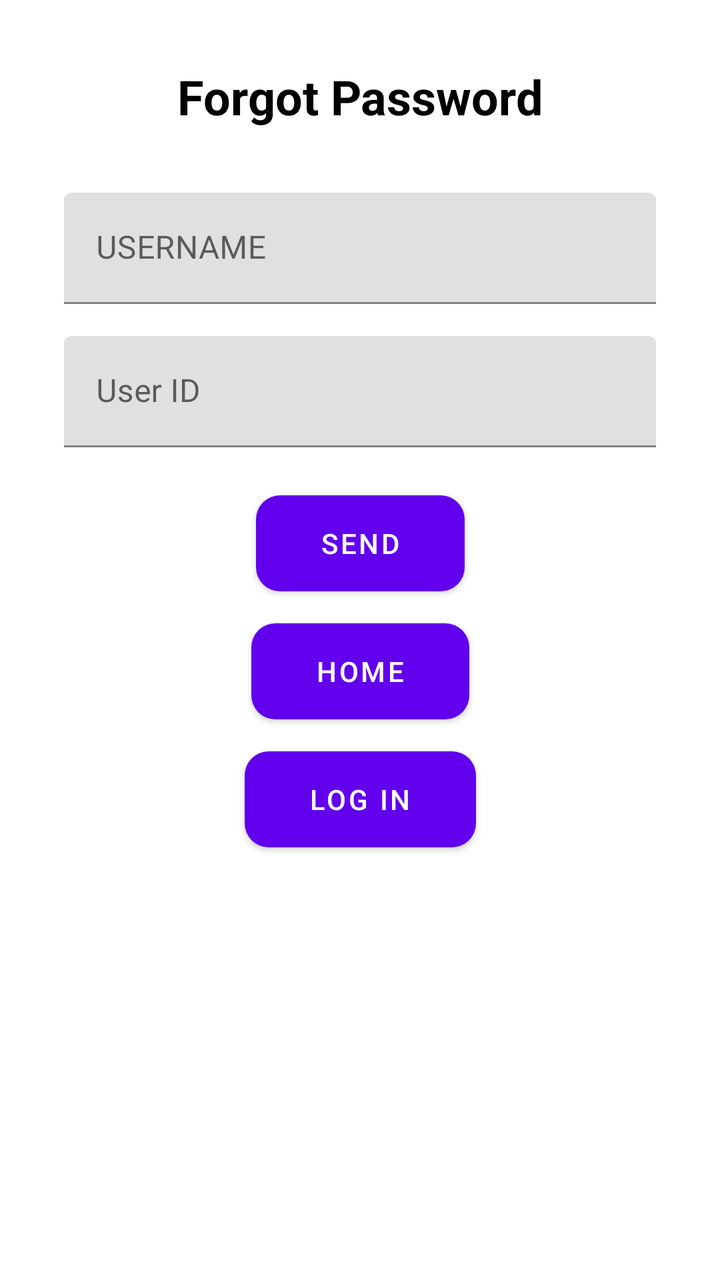
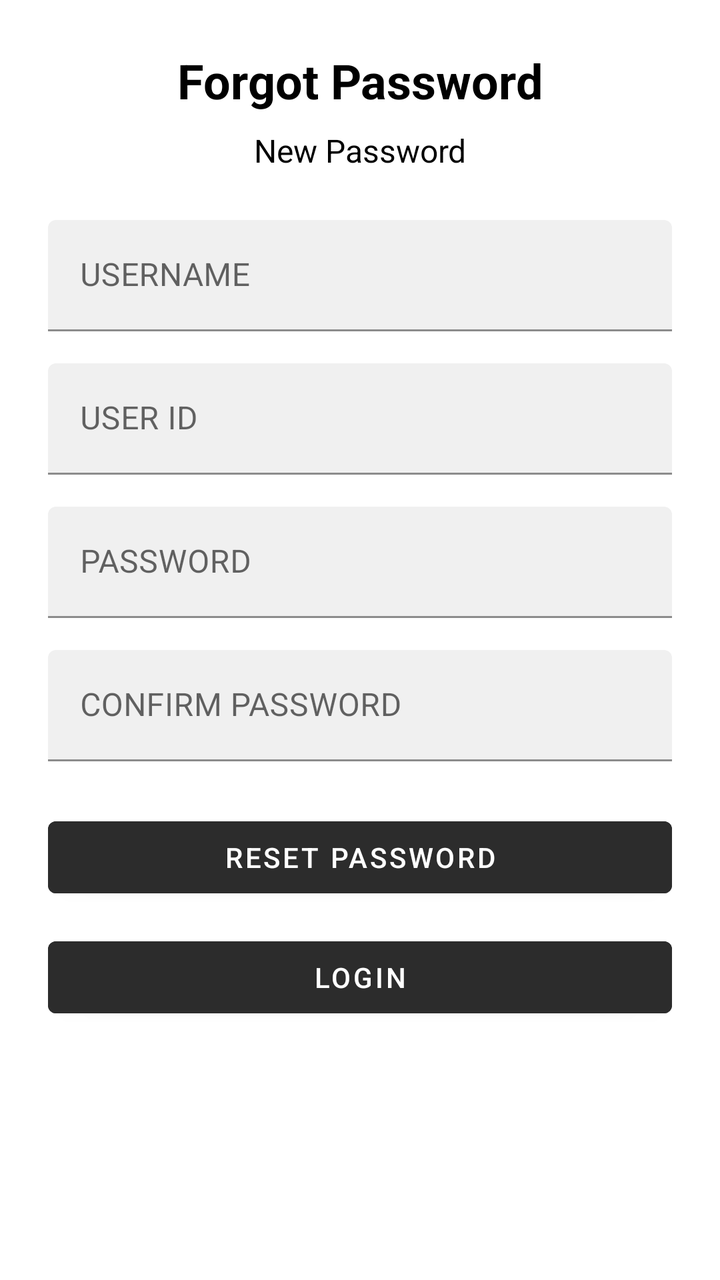

An Android layout rendered at two revisions. The XML below is the earlier revision; the diff shows what the commit changed to produce the second picture.
<!-- AndroidManifest.xml: application theme Theme.HarmonieBudget -->
<!-- res/layout/activity_forgot_password.xml -->
<?xml version="1.0" encoding="utf-8"?>
<androidx.constraintlayout.widget.ConstraintLayout
    xmlns:android="http://schemas.android.com/apk/res/android"
    xmlns:app="http://schemas.android.com/apk/res-auto"
    android:layout_width="match_parent"
    android:layout_height="match_parent"
    android:padding="32dp"
    android:background="@color/white">

    
    <TextView
        android:id="@+id/tv_forgot_password_title"
        android:layout_width="wrap_content"
        android:layout_height="wrap_content"
        android:text="@string/forgot_password_title"
        android:textSize="24sp"
        android:textStyle="bold"
        app:layout_constraintTop_toTopOf="parent"
        app:layout_constraintStart_toStartOf="parent"
        app:layout_constraintEnd_toEndOf="parent" />

    
    <com.google.android.material.textfield.TextInputLayout
        android:id="@+id/til_username"
        android:layout_width="0dp"
        android:layout_height="wrap_content"
        android:layout_marginTop="32dp"
        app:layout_constraintTop_toBottomOf="@id/tv_forgot_password_title"
        app:layout_constraintStart_toStartOf="parent"
        app:layout_constraintEnd_toEndOf="parent">
        <com.google.android.material.textfield.TextInputEditText
            android:id="@+id/et_username"
            android:layout_width="match_parent"
            android:layout_height="wrap_content"
            android:hint="@string/username_hint"
            android:textColor="@android:color/black" />
    </com.google.android.material.textfield.TextInputLayout>

    
    <com.google.android.material.textfield.TextInputLayout
        android:id="@+id/til_user_id"
        android:layout_width="0dp"
        android:layout_height="wrap_content"
        android:layout_marginTop="16dp"
        app:layout_constraintTop_toBottomOf="@id/til_username"
        app:layout_constraintStart_toStartOf="parent"
        app:layout_constraintEnd_toEndOf="parent">
        <com.google.android.material.textfield.TextInputEditText
            android:id="@+id/et_user_id"
            android:layout_width="match_parent"
            android:layout_height="wrap_content"
            android:hint="@string/user_id_hint"
            android:textColor="@android:color/black" />
    </com.google.android.material.textfield.TextInputLayout>

    
    <Button
        android:id="@+id/btn_send"
        android:layout_width="wrap_content"
        android:layout_height="wrap_content"
        android:text="@string/send_button"
        android:minHeight="48dp"
        android:paddingStart="32dp"
        android:paddingEnd="32dp"
        android:background="@drawable/rounded_button"
        android:textColor="#FFFFFF"
        android:layout_marginTop="24dp"
        app:layout_constraintTop_toBottomOf="@id/til_user_id"
        app:layout_constraintStart_toStartOf="parent"
        app:layout_constraintEnd_toEndOf="parent" />

    
    <Button
        android:id="@+id/btn_home"
        android:layout_width="wrap_content"
        android:layout_height="wrap_content"
        android:text="@string/home_button"
        android:minHeight="48dp"
        android:paddingStart="32dp"
        android:paddingEnd="32dp"
        android:background="@drawable/rounded_button"
        android:textColor="#FFFFFF"
        android:layout_marginTop="16dp"
        app:layout_constraintTop_toBottomOf="@id/btn_send"
        app:layout_constraintStart_toStartOf="parent"
        app:layout_constraintEnd_toEndOf="parent" />

    
    <Button
        android:id="@+id/btn_log_in"
        android:layout_width="wrap_content"
        android:layout_height="wrap_content"
        android:text="@string/log_in_button"
        android:minHeight="48dp"
        android:paddingStart="32dp"
        android:paddingEnd="32dp"
        android:background="@drawable/rounded_button"
        android:textColor="#FFFFFF"
        android:layout_marginTop="16dp"
        app:layout_constraintTop_toBottomOf="@id/btn_home"
        app:layout_constraintStart_toStartOf="parent"
        app:layout_constraintEnd_toEndOf="parent" />

    
    <TextView
        android:id="@+id/tv_new_password_title"
        android:layout_width="wrap_content"
        android:layout_height="wrap_content"
        android:text="@string/new_password_title"
        android:textSize="18sp"
        android:textStyle="bold"
        android:visibility="gone"
        app:layout_constraintTop_toBottomOf="@id/btn_log_in"
        app:layout_constraintStart_toStartOf="parent"
        app:layout_constraintEnd_toEndOf="parent" />

    <androidx.constraintlayout.widget.ConstraintLayout
        android:id="@+id/layout_new_password"
        android:layout_width="0dp"
        android:layout_height="wrap_content"
        android:visibility="gone"
        app:layout_constraintTop_toBottomOf="@id/tv_new_password_title"
        app:layout_constraintStart_toStartOf="parent"
        app:layout_constraintEnd_toEndOf="parent">

        <com.google.android.material.textfield.TextInputLayout
            android:id="@+id/til_new_password"
            android:layout_width="0dp"
            android:layout_height="wrap_content"
            android:layout_marginTop="16dp"
            app:layout_constraintTop_toTopOf="parent"
            app:layout_constraintStart_toStartOf="parent"
            app:layout_constraintEnd_toEndOf="parent">
            <com.google.android.material.textfield.TextInputEditText
                android:id="@+id/et_new_password"
                android:layout_width="match_parent"
                android:layout_height="wrap_content"
                android:hint="@string/password_hint"
                android:inputType="textPassword"
                android:textColor="@android:color/black" />
        </com.google.android.material.textfield.TextInputLayout>

        <com.google.android.material.textfield.TextInputLayout
            android:id="@+id/til_confirm_new_password"
            android:layout_width="0dp"
            android:layout_height="wrap_content"
            android:layout_marginTop="16dp"
            app:layout_constraintTop_toBottomOf="@id/til_new_password"
            app:layout_constraintStart_toStartOf="parent"
            app:layout_constraintEnd_toEndOf="parent">
            <com.google.android.material.textfield.TextInputEditText
                android:id="@+id/et_confirm_new_password"
                android:layout_width="match_parent"
                android:layout_height="wrap_content"
                android:hint="@string/confirm_password_hint"
                android:inputType="textPassword"
                android:textColor="@android:color/black" />
        </com.google.android.material.textfield.TextInputLayout>

        
        <Button
            android:id="@+id/btn_change_password"
            android:layout_width="wrap_content"
            android:layout_height="wrap_content"
            android:text="@string/confirm_button"
            android:minHeight="48dp"
            android:paddingStart="32dp"
            android:paddingEnd="32dp"
            android:background="@drawable/rounded_button"
            android:textColor="#FFFFFF"
            android:layout_marginTop="24dp"
            app:layout_constraintTop_toBottomOf="@id/til_confirm_new_password"
            app:layout_constraintStart_toStartOf="parent"
            app:layout_constraintEnd_toEndOf="parent" />

    </androidx.constraintlayout.widget.ConstraintLayout>

</androidx.constraintlayout.widget.ConstraintLayout>
<!-- resources referenced by this layout -->
<resources>
  <color name="white">#FFFFFFFF</color>
  <!-- drawable rounded_button (drawable) -->
  <?xml version="1.0" encoding="utf-8"?>
  <shape xmlns:android="http://schemas.android.com/apk/res/android">
      <solid android:color="#007AFF" /> 
      <corners android:radius="12dp" /> 
      <padding android:left="16dp" android:top="12dp" android:right="16dp" android:bottom="12dp" />
  </shape>
  <string name="confirm_button">Confirm</string>
  <string name="confirm_password_hint">CONFIRM PASSWORD</string>
  <string name="forgot_password_title">Forgot Password</string>
  <string name="home_button">Home</string>
  <string name="log_in_button">Log In</string>
  <string name="new_password_title">New Password</string>
  <string name="password_hint">PASSWORD</string>
  <string name="send_button">SEND</string>
  <string name="user_id_hint">User ID</string>
  <string name="username_hint">USERNAME</string>
  <style name="Theme.HarmonieBudget" parent="Theme.MaterialComponents.DayNight.NoActionBar">
  
          
          <item name="colorPrimary">@color/purple_500</item>
  
          
          <item name="colorPrimaryVariant">@color/purple_700</item>
  
          
          <item name="colorSecondary">@color/teal_200</item>
  
          
          <item name="android:windowBackground">@color/white</item>
  
          
          <item name="android:textColor">@android:color/black</item>
  
      </style>
  <color name="purple_500">#FF6200EE</color>
  <color name="purple_700">#FF3700B3</color>
  <color name="teal_200">#FF03DAC5</color>
</resources>

<!-- the commit's change to res/layout/activity_forgot_password.xml (unified diff, before → after) -->
@@ -1,138 +1,92 @@
 <?xml version="1.0" encoding="utf-8"?>
-<androidx.constraintlayout.widget.ConstraintLayout
+<ScrollView
     xmlns:android="http://schemas.android.com/apk/res/android"
     xmlns:app="http://schemas.android.com/apk/res-auto"
     android:layout_width="match_parent"
     android:layout_height="match_parent"
-    android:padding="32dp"
-    android:background="@color/white">
+    android:fillViewport="true">
+    <androidx.constraintlayout.widget.ConstraintLayout
+        android:layout_width="match_parent"
+        android:layout_height="wrap_content"
+        android:padding="24dp"
+        android:background="@color/white">
 
-    
-    <TextView
-        android:id="@+id/tv_forgot_password_title"
-        android:layout_width="wrap_content"
-        android:layout_height="wrap_content"
-        android:text="@string/forgot_password_title"
-        android:textSize="24sp"
-        android:textStyle="bold"
-        app:layout_constraintTop_toTopOf="parent"
-        app:layout_constraintStart_toStartOf="parent"
-        app:layout_constraintEnd_toEndOf="parent" />
+        
+        <TextView
+            android:id="@+id/tv_forgot_title"
+            android:layout_width="wrap_content"
+            android:layout_height="wrap_content"
+            android:text="@string/forgot_password_title"
+            android:textSize="24sp"
+            android:textStyle="bold"
+            android:textColor="#000000"
+            app:layout_constraintTop_toTopOf="parent"
+            app:layout_constraintStart_toStartOf="parent"
+            app:layout_constraintEnd_toEndOf="parent" />
 
-    
-    <com.google.android.material.textfield.TextInputLayout
-        android:id="@+id/til_username"
-        android:layout_width="0dp"
-        android:layout_height="wrap_content"
-        android:layout_marginTop="32dp"
-        app:layout_constraintTop_toBottomOf="@id/tv_forgot_password_title"
-        app:layout_constraintStart_toStartOf="parent"
-        app:layout_constraintEnd_toEndOf="parent">
-        <com.google.android.material.textfield.TextInputEditText
-            android:id="@+id/et_username"
-            android:layout_width="match_parent"
+        
+        <TextView
+            android:id="@+id/tv_new_password_label"
+            android:layout_width="wrap_content"
             android:layout_height="wrap_content"
-            android:hint="@string/username_hint"
-            android:textColor="@android:color/black" />
-    </com.google.android.material.textfield.TextInputLayout>
+            android:text="@string/new_password_label"
+            android:textSize="16sp"
+            android:layout_marginTop="8dp"
+            app:layout_constraintTop_toBottomOf="@id/tv_forgot_title"
+            app:layout_constraintStart_toStartOf="parent"
+            app:layout_constraintEnd_toEndOf="parent" />
 
-    
-    <com.google.android.material.textfield.TextInputLayout
-        android:id="@+id/til_user_id"
-        android:layout_width="0dp"
-        android:layout_height="wrap_content"
-        android:layout_marginTop="16dp"
-        app:layout_constraintTop_toBottomOf="@id/til_username"
-        app:layout_constraintStart_toStartOf="parent"
-        app:layout_constraintEnd_toEndOf="parent">
-        <com.google.android.material.textfield.TextInputEditText
-            android:id="@+id/et_user_id"
-            android:layout_width="match_parent"
+        
+        <com.google.android.material.textfield.TextInputLayout
+            android:id="@+id/til_username"
+            android:layout_width="0dp"
             android:layout_height="wrap_content"
-            android:hint="@string/user_id_hint"
-            android:textColor="@android:color/black" />
-    </com.google.android.material.textfield.TextInputLayout>
+            android:layout_marginTop="24dp"
+            app:boxBackgroundColor="#F0F0F0"
+            app:boxStrokeColor="#6A1B9A"
+            app:layout_constraintTop_toBottomOf="@id/tv_new_password_label"
+            app:layout_constraintStart_toStartOf="parent"
+            app:layout_constraintEnd_toEndOf="parent">
+            <com.google.android.material.textfield.TextInputEditText
+                android:id="@+id/et_username"
+                android:layout_width="match_parent"
+                android:layout_height="wrap_content"
+                android:hint="@string/username_hint"
+                android:textColor="@android:color/black" />
+        </com.google.android.material.textfield.TextInputLayout>
 
-    
-    <Button
-        android:id="@+id/btn_send"
-        android:layout_width="wrap_content"
-        android:layout_height="wrap_content"
-        android:text="@string/send_button"
-        android:minHeight="48dp"
-        android:paddingStart="32dp"
-        android:paddingEnd="32dp"
-        android:background="@drawable/rounded_button"
-        android:textColor="#FFFFFF"
-        android:layout_marginTop="24dp"
-        app:layout_constraintTop_toBottomOf="@id/til_user_id"
-        app:layout_constraintStart_toStartOf="parent"
-        app:layout_constraintEnd_toEndOf="parent" />
-
-    
-    <Button
-        android:id="@+id/btn_home"
-        android:layout_width="wrap_content"
-        android:layout_height="wrap_content"
-        android:text="@string/home_button"
-        android:minHeight="48dp"
-        android:paddingStart="32dp"
-        android:paddingEnd="32dp"
-        android:background="@drawable/rounded_button"
-        android:textColor="#FFFFFF"
-        android:layout_marginTop="16dp"
-        app:layout_constraintTop_toBottomOf="@id/btn_send"
-        app:layout_constraintStart_toStartOf="parent"
-        app:layout_constraintEnd_toEndOf="parent" />
-
-    
-    <Button
-        android:id="@+id/btn_log_in"
-        android:layout_width="wrap_content"
-        android:layout_height="wrap_content"
-        android:text="@string/log_in_button"
-        android:minHeight="48dp"
-        android:paddingStart="32dp"
-        android:paddingEnd="32dp"
-        android:background="@drawable/rounded_button"
-        android:textColor="#FFFFFF"
-        android:layout_marginTop="16dp"
-        app:layout_constraintTop_toBottomOf="@id/btn_home"
-        app:layout_constraintStart_toStartOf="parent"
-        app:layout_constraintEnd_toEndOf="parent" />
-
-    
-    <TextView
-        android:id="@+id/tv_new_password_title"
-        android:layout_width="wrap_content"
-        android:layout_height="wrap_content"
-        android:text="@string/new_password_title"
-        android:textSize="18sp"
-        android:textStyle="bold"
-        android:visibility="gone"
-        app:layout_constraintTop_toBottomOf="@id/btn_log_in"
-        app:layout_constraintStart_toStartOf="parent"
-        app:layout_constraintEnd_toEndOf="parent" />
-
-    <androidx.constraintlayout.widget.ConstraintLayout
-        android:id="@+id/layout_new_password"
-        android:layout_width="0dp"
-        android:layout_height="wrap_content"
-        android:visibility="gone"
-        app:layout_constraintTop_toBottomOf="@id/tv_new_password_title"
-        app:layout_constraintStart_toStartOf="parent"
-        app:layout_constraintEnd_toEndOf="parent">
-
+        
         <com.google.android.material.textfield.TextInputLayout
-            android:id="@+id/til_new_password"
+            android:id="@+id/til_user_id"
             android:layout_width="0dp"
             android:layout_height="wrap_content"
             android:layout_marginTop="16dp"
-            app:layout_constraintTop_toTopOf="parent"
+            app:boxBackgroundColor="#F0F0F0"
+            app:boxStrokeColor="#6A1B9A"
+            app:layout_constraintTop_toBottomOf="@id/til_username"
             app:layout_constraintStart_toStartOf="parent"
             app:layout_constraintEnd_toEndOf="parent">
             <com.google.android.material.textfield.TextInputEditText
-                android:id="@+id/et_new_password"
+                android:id="@+id/et_user_id"
+                android:layout_width="match_parent"
+                android:layout_height="wrap_content"
+                android:hint="@string/user_id_label"
+                android:textColor="@android:color/black" />
+        </com.google.android.material.textfield.TextInputLayout>
+
+        
+        <com.google.android.material.textfield.TextInputLayout
+            android:id="@+id/til_password"
+            android:layout_width="0dp"
+            android:layout_height="wrap_content"
+            android:layout_marginTop="16dp"
+            app:boxBackgroundColor="#F0F0F0"
+            app:boxStrokeColor="#6A1B9A"
+            app:layout_constraintTop_toBottomOf="@id/til_user_id"
+            app:layout_constraintStart_toStartOf="parent"
+            app:layout_constraintEnd_toEndOf="parent">
+            <com.google.android.material.textfield.TextInputEditText
+                android:id="@+id/et_password"
                 android:layout_width="match_parent"
                 android:layout_height="wrap_content"
                 android:hint="@string/password_hint"
@@ -140,16 +94,19 @@
                 android:textColor="@android:color/black" />
         </com.google.android.material.textfield.TextInputLayout>
 
+        
         <com.google.android.material.textfield.TextInputLayout
-            android:id="@+id/til_confirm_new_password"
+            android:id="@+id/til_confirm_password"
             android:layout_width="0dp"
             android:layout_height="wrap_content"
             android:layout_marginTop="16dp"
-            app:layout_constraintTop_toBottomOf="@id/til_new_password"
+            app:boxBackgroundColor="#F0F0F0"
+            app:boxStrokeColor="#6A1B9A"
+            app:layout_constraintTop_toBottomOf="@id/til_password"
             app:layout_constraintStart_toStartOf="parent"
             app:layout_constraintEnd_toEndOf="parent">
             <com.google.android.material.textfield.TextInputEditText
-                android:id="@+id/et_confirm_new_password"
+                android:id="@+id/et_confirm_password"
                 android:layout_width="match_parent"
                 android:layout_height="wrap_content"
                 android:hint="@string/confirm_password_hint"
@@ -159,20 +116,31 @@
 
         
         <Button
-            android:id="@+id/btn_change_password"
-            android:layout_width="wrap_content"
+            android:id="@+id/btn_reset_password"
+            android:layout_width="0dp"
             android:layout_height="wrap_content"
-            android:text="@string/confirm_button"
+            android:text="@string/reset_password_button"
             android:minHeight="48dp"
-            android:paddingStart="32dp"
-            android:paddingEnd="32dp"
-            android:background="@drawable/rounded_button"
+            android:backgroundTint="#2C2C2C"
             android:textColor="#FFFFFF"
             android:layout_marginTop="24dp"
-            app:layout_constraintTop_toBottomOf="@id/til_confirm_new_password"
+            app:layout_constraintTop_toBottomOf="@id/til_confirm_password"
+            app:layout_constraintStart_toStartOf="parent"
+            app:layout_constraintEnd_toEndOf="parent" />
+
+        
+        <Button
+            android:id="@+id/btn_login"
+            android:layout_width="0dp"
+            android:layout_height="wrap_content"
+            android:text="@string/login_button"
+            android:minHeight="48dp"
+            android:backgroundTint="#2C2C2C"
+            android:textColor="#FFFFFF"
+            android:layout_marginTop="12dp"
+            app:layout_constraintTop_toBottomOf="@id/btn_reset_password"
             app:layout_constraintStart_toStartOf="parent"
             app:layout_constraintEnd_toEndOf="parent" />
 
     </androidx.constraintlayout.widget.ConstraintLayout>
-
-</androidx.constraintlayout.widget.ConstraintLayout>
+</ScrollView>
<!-- resource entries referenced after the edit -->
@@ -1,22 +1,13 @@
 <!-- resources referenced by this layout -->
 <resources>
   <color name="white">#FFFFFFFF</color>
-  <!-- drawable rounded_button (drawable) -->
-  <?xml version="1.0" encoding="utf-8"?>
-  <shape xmlns:android="http://schemas.android.com/apk/res/android">
-      <solid android:color="#007AFF" /> 
-      <corners android:radius="12dp" /> 
-      <padding android:left="16dp" android:top="12dp" android:right="16dp" android:bottom="12dp" />
-  </shape>
-  <string name="confirm_button">Confirm</string>
   <string name="confirm_password_hint">CONFIRM PASSWORD</string>
   <string name="forgot_password_title">Forgot Password</string>
-  <string name="home_button">Home</string>
-  <string name="log_in_button">Log In</string>
-  <string name="new_password_title">New Password</string>
+  <string name="login_button">Login</string>
+  <string name="new_password_label">New Password</string>
   <string name="password_hint">PASSWORD</string>
-  <string name="send_button">SEND</string>
-  <string name="user_id_hint">User ID</string>
+  <string name="reset_password_button">Reset Password</string>
+  <string name="user_id_label">USER ID</string>
   <string name="username_hint">USERNAME</string>
   <style name="Theme.HarmonieBudget" parent="Theme.MaterialComponents.DayNight.NoActionBar">
   
